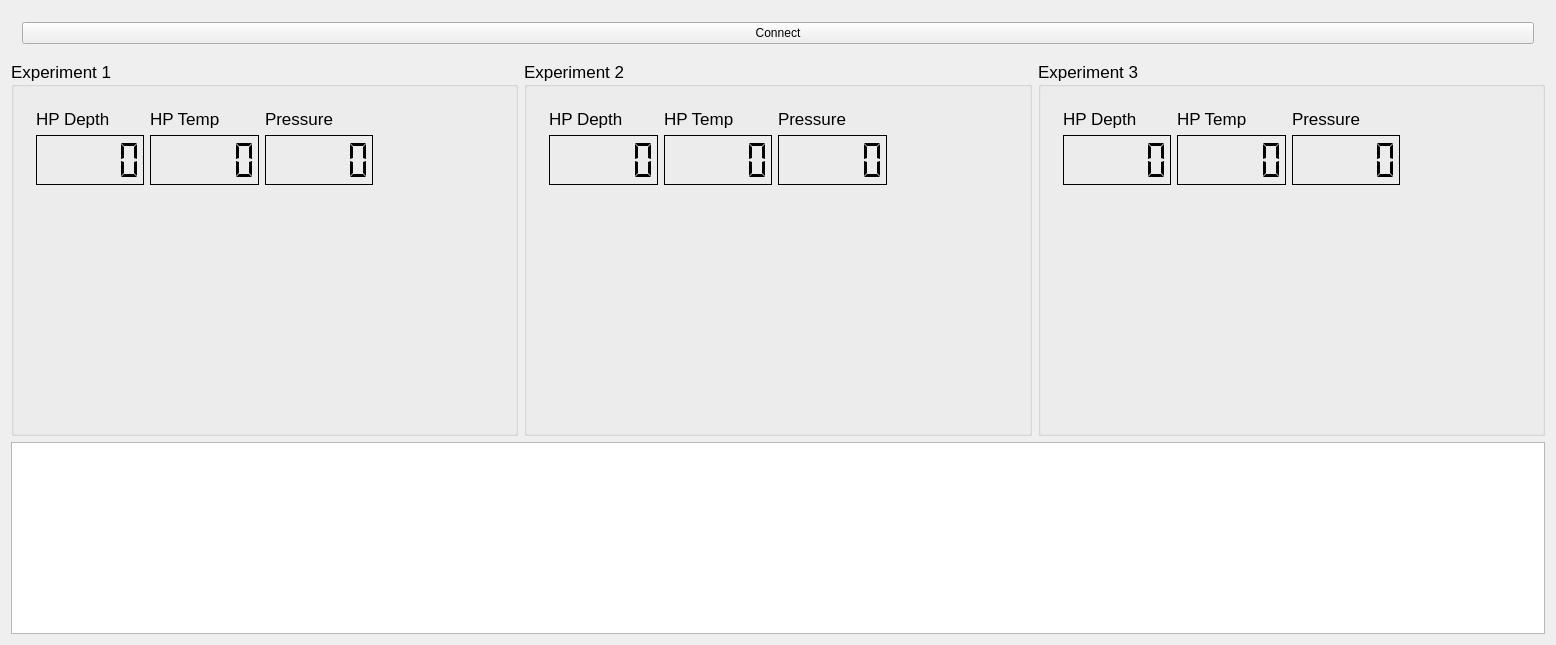
Above: software/groundstation/src/mainwindow.ui from rx-viper/elektronik-und-software before the change. Below: the same form after it.
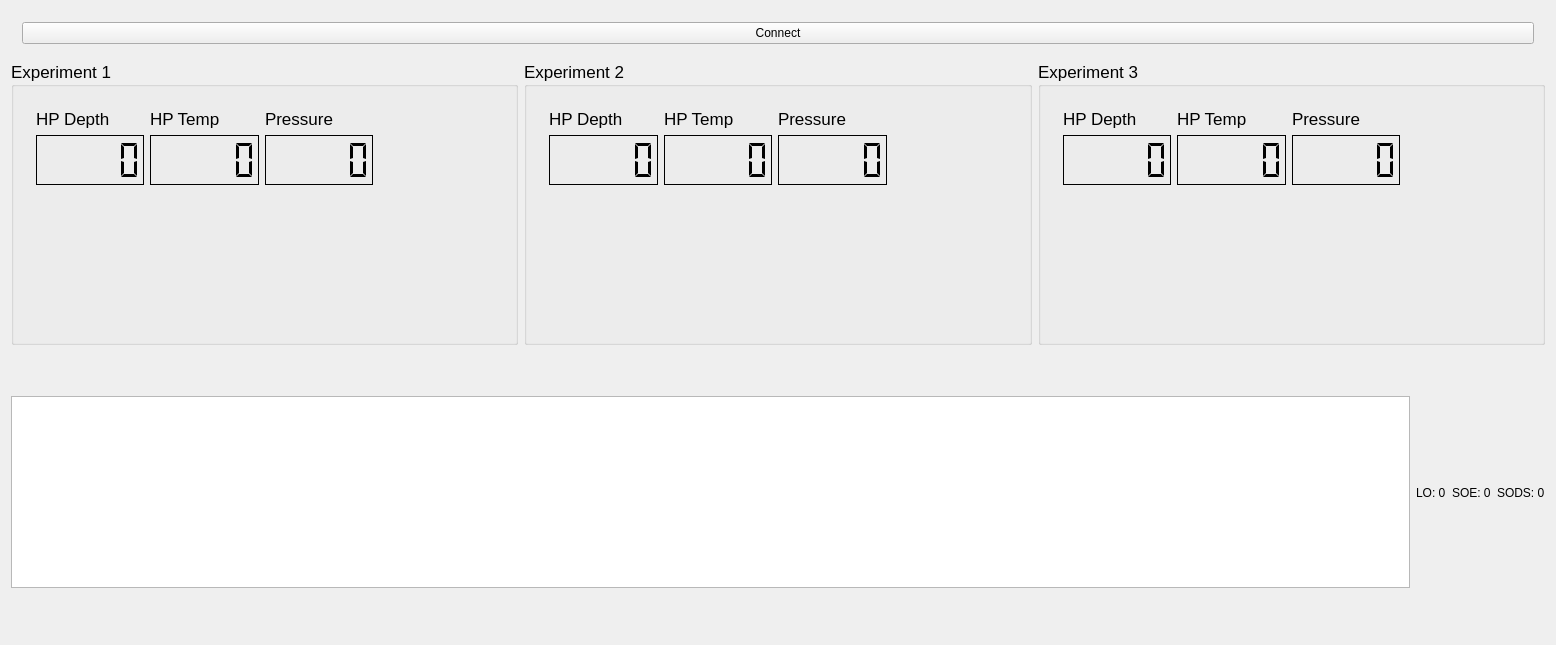
That is the form after the change. Custom widgets are drawn as their Qt base class.

Commit message: [software/groundstation] Event line status display

```diff
--- a/software/groundstation/src/mainwindow.ui
+++ b/software/groundstation/src/mainwindow.ui
@@ -828,6 +828,8 @@
      </layout>
     </item>
     <item>
+     <layout class="QHBoxLayout" name="horizontalLayout_11">
+      <item>
      <widget class="QPlainTextEdit" name="logText">
       <property name="enabled">
        <bool>true</bool>
@@ -862,6 +864,29 @@
        <bool>false</bool>
       </property>
      </widget>
+      </item>
+      <item>
+       <widget class="QLabel" name="loLabel">
+        <property name="text">
+         <string>LO: 0</string>
+        </property>
+       </widget>
+      </item>
+      <item>
+       <widget class="QLabel" name="soeLabel">
+        <property name="text">
+         <string>SOE: 0</string>
+        </property>
+       </widget>
+      </item>
+      <item>
+       <widget class="QLabel" name="sodsLabel">
+        <property name="text">
+         <string>SODS: 0</string>
+        </property>
+       </widget>
+      </item>
+     </layout>
     </item>
    </layout>
   </widget>
```
Lines whose indentation alone changed are shown as unchanged. The commit also changes 1 other file.
